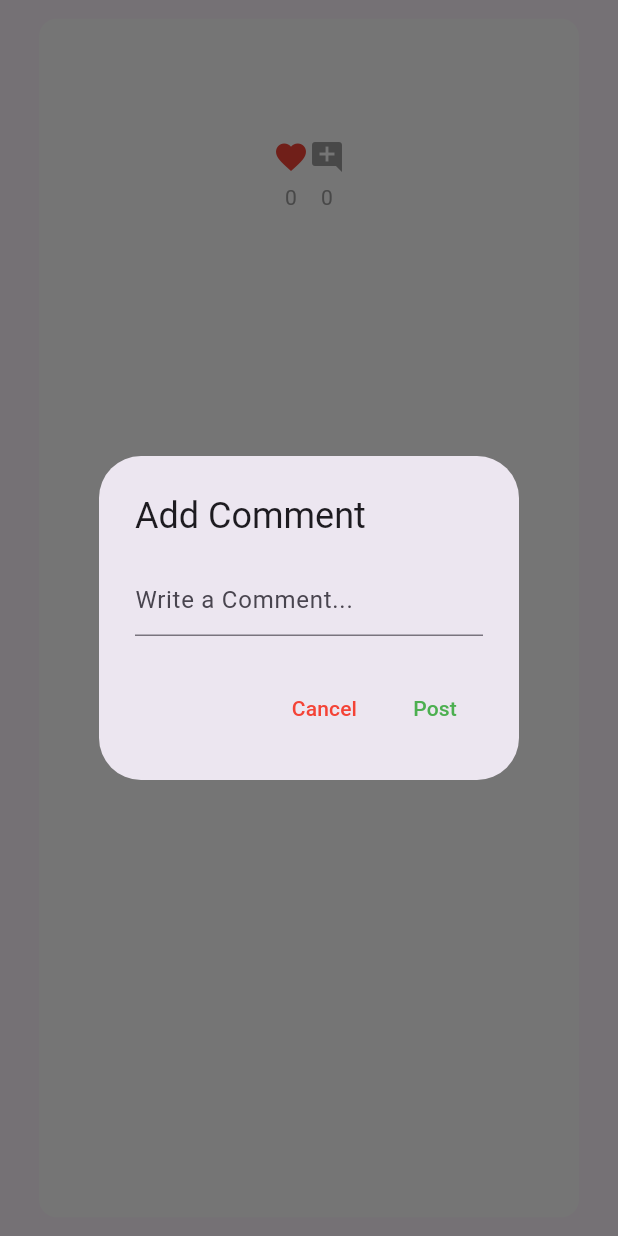
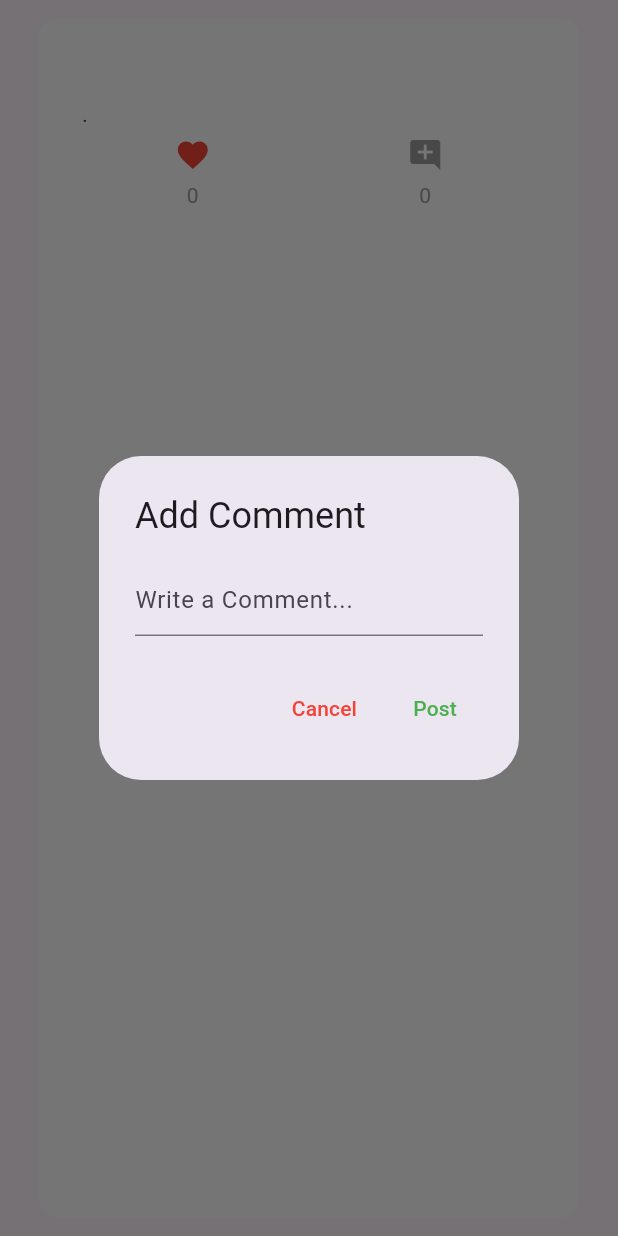
Before and after one commit to Jeffrey-joe-mathews/Artorius, a Flutter app: the FeedPost widget shown alone on an empty page, opened directly with empty values, after a tap on the "favorite outline" icon, after a tap on the "add comment" icon, on a phone screen of 412 x 824 dp. Run offline on Flutter 3.47's test engine with Material 3 defaults, Android fonts, the phone set to English and light mode, and no system bars; our stand-ins replace cloud_firestore, firebase_auth, firebase_core; accounts and stored records are empty; generated files the repository leaves out were written again.

```diff
--- a/lib/components/feed_post.dart
+++ b/lib/components/feed_post.dart
@@ -106,14 +106,20 @@ class _FeedPostState extends State<FeedPost> {
             children: [
               Text(widget.message),
               const SizedBox(height: 8,),
-              Text(widget.user, style: TextStyle(color: Colors.grey.shade400),),
+              Row(
+                children: [
+                  Text(widget.user, style: TextStyle(fontSize: 12, color: Colors.black45),),
+                  Text(" .  "),
+                  Text(widget.time, style: TextStyle(fontSize: 12, color: Colors.black45),),
+                ],
+              ),
             ],
           ),
 
           const SizedBox(height: 5,),
 
           Row(
-            mainAxisAlignment: MainAxisAlignment.center,
+            mainAxisAlignment: MainAxisAlignment.spaceAround,
             children: [
               // llikes
               Column(
@@ -139,6 +145,7 @@ class _FeedPostState extends State<FeedPost> {
 
             ],
           ),
+          const SizedBox(height: 15,),
           // comments under the post
           StreamBuilder<QuerySnapshot>(
             stream: FirebaseFirestore.instance.collection("User Post's").doc(widget.postID).collection("Comments").orderBy("CommentTime", descending: true).snapshots(),
--- a/lib/pages/home_page.dart
+++ b/lib/pages/home_page.dart
@@ -1,6 +1,7 @@
 import 'package:artorius/components/drawer.dart';
 import 'package:artorius/components/feed_post.dart';
 import 'package:artorius/components/text_field.dart';
+import 'package:artorius/helper/helper_method.dart';
 import 'package:artorius/pages/profile_page.dart';
 import 'package:cloud_firestore/cloud_firestore.dart';
 import 'package:firebase_auth/firebase_auth.dart';
@@ -89,7 +90,7 @@ class _HomePageState extends State<HomePage> {
                   return ListView.builder(itemCount: snapshot.data!.docs.length, itemBuilder:(context, index) {
                     // get the message
                     final post  = snapshot.data!.docs[index];
-                    return FeedPost(message: post["Message"], user: post['UserEmail'], time: "12 am", likes: List<String>.from(post['Likes'] ?? []), postID: post.id,);
+                    return FeedPost(message: post["Message"], user: post['UserEmail'], time: formatDate2(post['TimeStamp']), likes: List<String>.from(post['Likes'] ?? []), postID: post.id,);
                   },);
                 }
                 else if (snapshot.hasError) {
```
Also changed, not shown: lib/helper/helper_method.dart (+10 -0 lines).
